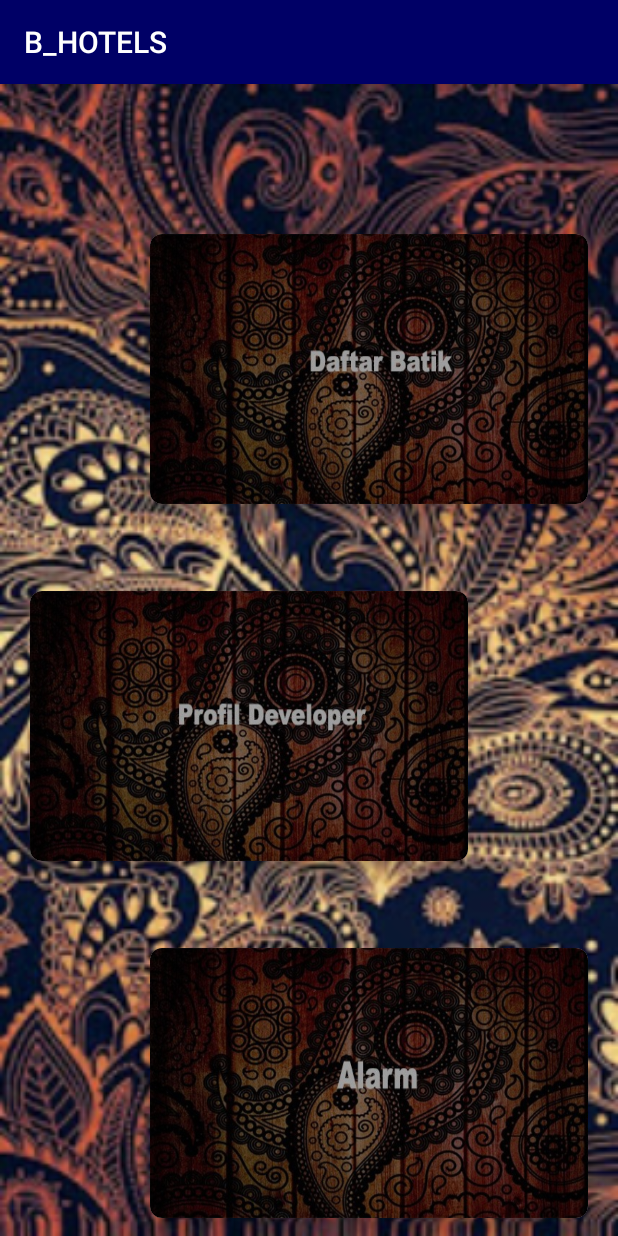
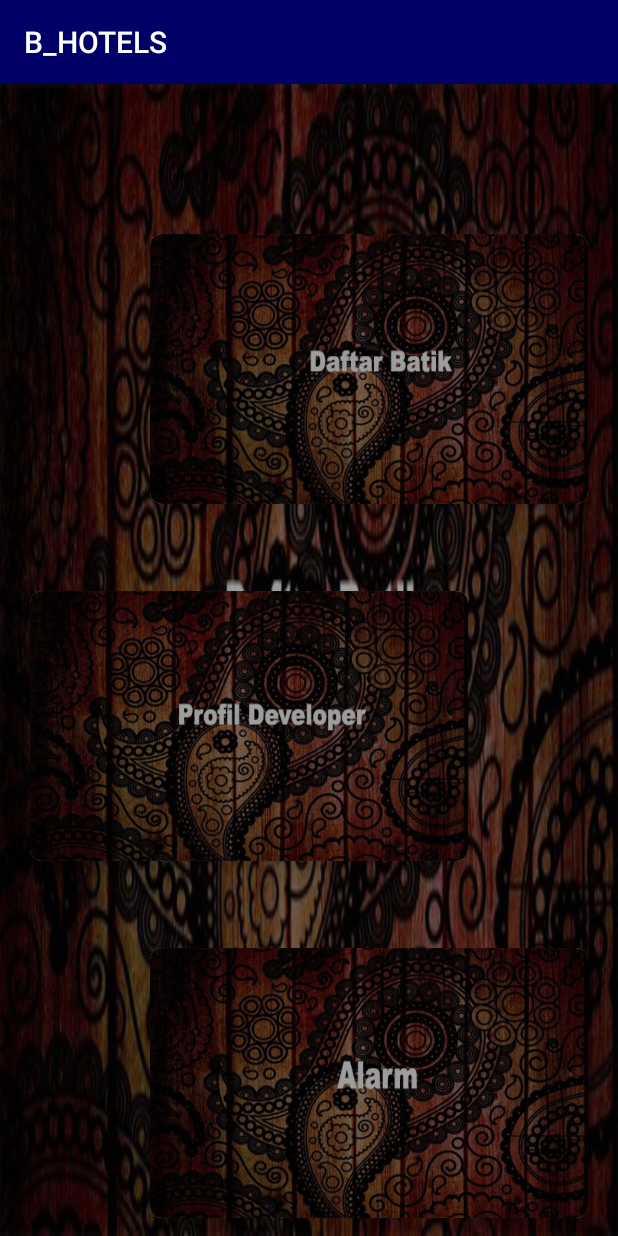
Before and after one commit to 27Breads/B_HOTELS, an Android app: the screen it shows after launch (MainActivity), on a phone screen of 412 x 824 dp. Run offline under Robolectric (Android 15) with nearby library versions, the phone set to English and light mode, and no system bars.

Commit message:
commit activity

```diff
--- a/app/src/main/res/layout/activity_main.xml
+++ b/app/src/main/res/layout/activity_main.xml
@@ -6,7 +6,7 @@
     android:layout_height="match_parent"
     android:orientation="vertical"
     tools:context=".MainActivity"
-    android:background="@drawable/latar_utama">
+    android:background="@drawable/kartu1">
 
     <ScrollView
         android:layout_width="match_parent"
```
